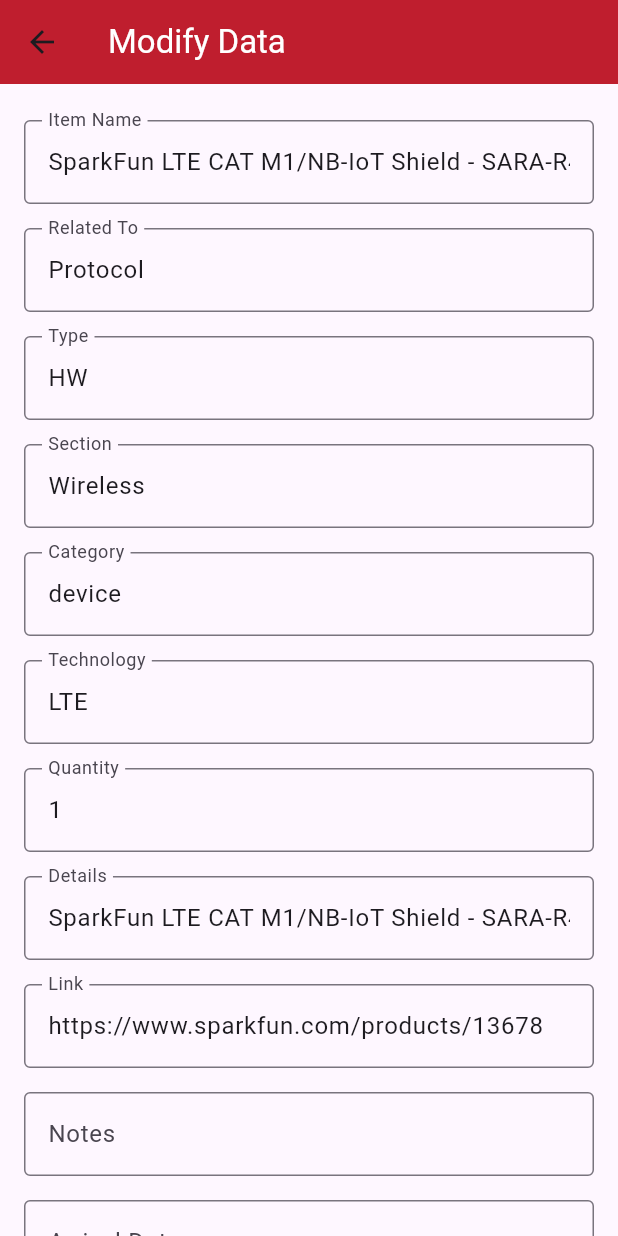
After one commit to MohamedSalahElden/ETCS_lab, a Flutter app: the ModifyDataScreen screen opened directly, on a phone screen of 412 x 824 dp. The commit adds this screen. Run offline on Flutter 3.47's test engine with Material 3 defaults, Android fonts, the phone set to English and light mode, and no system bars; our stand-ins replace cloud_firestore, firebase_auth, firebase_core, fluttertoast; missing offline and left inert: fuzzy, mobile_scanner; accounts and stored records are empty; network calls fail.

Commit message:
add item details and instance details

```diff
--- a/lib/home/home.dart
+++ b/lib/home/home.dart
@@ -1,6 +1,8 @@
 
 
 import 'package:etcs_lab_manager/home/subpages/about.dart';
+import 'package:etcs_lab_manager/home/subpages/itemDetailsTable.dart';
+import 'package:etcs_lab_manager/home/subpages/itemEditing.dart';
 import 'package:etcs_lab_manager/home/subpages/myItems.dart';
 import 'package:etcs_lab_manager/home/subpages/scan.dart';
 import 'package:etcs_lab_manager/home/subpages/search.dart';
@@ -203,6 +205,8 @@
                 Navigator.push(
                   context,
                   MaterialPageRoute(builder: (context) =>  AboutPage()),
+                  // MaterialPageRoute(builder: (context) =>  ModifyDataScreen()),
+                  // MaterialPageRoute(builder: (context) =>  ItemDetailsTable()),
                 );
               },
             ),
--- /dev/null
+++ b/lib/home/subpages/itemEditing.dart
@@ -0,0 +1,205 @@
+import 'package:flutter/material.dart';
+
+class ModifyDataScreen extends StatefulWidget {
+  @override
+  _ModifyDataScreenState createState() => _ModifyDataScreenState();
+}
+
+class _ModifyDataScreenState extends State<ModifyDataScreen> {
+  final _formKey = GlobalKey<FormState>();
+
+  // Example data to populate fields
+  Map<String, dynamic> data = {
+    "item id": "3a30cf0fe88e",
+    "item name": "SparkFun LTE CAT M1/NB-IoT Shield - SARA-R4",
+    "related to": "Protocol",
+    "type": "HW",
+    "section": "Wireless",
+    "category": "device",
+    "technology": "LTE",
+    "quantity": 1,
+    "details": "SparkFun LTE CAT M1/NB-IoT Shield - SARA-R4",
+    "model": "",
+    "link": "https://www.sparkfun.com/products/13678",
+    "total price": "",
+    "notes": "",
+    "arrival date": "",
+    "instances": {
+      "3a30cf0fe88e0101": {
+        "working_status": "working",
+        "status": "available",
+        "labeled": "false",
+        "location": "",
+        "borrowed_by": "",
+        "date_borrowed": "",
+      }
+    }
+  };
+
+  // Controllers for the fields
+  final TextEditingController itemNameController = TextEditingController();
+  final TextEditingController relatedToController = TextEditingController();
+  final TextEditingController typeController = TextEditingController();
+  final TextEditingController sectionController = TextEditingController();
+  final TextEditingController categoryController = TextEditingController();
+  final TextEditingController technologyController = TextEditingController();
+  final TextEditingController quantityController = TextEditingController();
+  final TextEditingController detailsController = TextEditingController();
+  final TextEditingController linkController = TextEditingController();
+  final TextEditingController notesController = TextEditingController();
+  final TextEditingController arrivalDateController = TextEditingController();
+
+  // Instance-specific fields
+  String workingStatus = "working";
+  String status = "available";
+
+  @override
+  void initState() {
+    super.initState();
+    // Initialize controllers with default data
+    itemNameController.text = data["item name"];
+    relatedToController.text = data["related to"];
+    typeController.text = data["type"];
+    sectionController.text = data["section"];
+    categoryController.text = data["category"];
+    technologyController.text = data["technology"];
+    quantityController.text = data["quantity"].toString();
+    detailsController.text = data["details"];
+    linkController.text = data["link"];
+    notesController.text = data["notes"];
+    arrivalDateController.text = data["arrival date"];
+    workingStatus = data["instances"]["3a30cf0fe88e0101"]["working_status"];
+    status = data["instances"]["3a30cf0fe88e0101"]["status"];
+  }
+
+  @override
+  void dispose() {
+    // Dispose controllers when done
+    itemNameController.dispose();
+    relatedToController.dispose();
+    typeController.dispose();
+    sectionController.dispose();
+    categoryController.dispose();
+    technologyController.dispose();
+    quantityController.dispose();
+    detailsController.dispose();
+    linkController.dispose();
+    notesController.dispose();
+    arrivalDateController.dispose();
+    super.dispose();
+  }
+
+  void applyChanges() {
+    if (_formKey.currentState!.validate()) {
+      setState(() {
+        data["item name"] = itemNameController.text;
+        data["related to"] = relatedToController.text;
+        data["type"] = typeController.text;
+        data["section"] = sectionController.text;
+        data["category"] = categoryController.text;
+        data["technology"] = technologyController.text;
+        data["quantity"] = int.tryParse(quantityController.text) ?? 0;
+        data["details"] = detailsController.text;
+        data["link"] = linkController.text;
+        data["notes"] = notesController.text;
+        data["arrival date"] = arrivalDateController.text;
+        data["instances"]["3a30cf0fe88e0101"]["working_status"] = workingStatus;
+        data["instances"]["3a30cf0fe88e0101"]["status"] = status;
+      });
+
+      ScaffoldMessenger.of(context).showSnackBar(
+        SnackBar(content: Text('Changes applied successfully!')),
+      );
+    }
+  }
+
+  @override
+  Widget build(BuildContext context) {
+    return Scaffold(
+      appBar: AppBar(title: Text('Modify Data', style: TextStyle(color: Colors.white),) , backgroundColor: const Color(0xffbf1e2e) ,) ,
+      body: SingleChildScrollView(
+        padding: EdgeInsets.all(16.0),
+        child: Form(
+          key: _formKey,
+          child: Column(
+            children: [
+              buildTextField("Item Name", itemNameController),
+              buildTextField("Related To", relatedToController),
+              buildTextField("Type", typeController),
+              buildTextField("Section", sectionController),
+              buildTextField("Category", categoryController),
+              buildTextField("Technology", technologyController),
+              buildTextField("Quantity", quantityController, keyboardType: TextInputType.number),
+              buildTextField("Details", detailsController),
+              buildTextField("Link", linkController),
+              buildTextField("Notes", notesController),
+              buildTextField("Arrival Date", arrivalDateController),
+              SizedBox(height: 16),
+              DropdownButtonFormField<String>(
+                value: workingStatus,
+                decoration: InputDecoration(labelText: "Working Status"),
+                items: ["working", "not working", "needs repair"]
+                    .map((status) => DropdownMenuItem(
+                          value: status,
+                          child: Text(status),
+                        ))
+                    .toList(),
+                onChanged: (value) {
+                  setState(() {
+                    workingStatus = value!;
+                  });
+                },
+              ),
+              SizedBox(height: 16),
+              DropdownButtonFormField<String>(
+                value: status,
+                decoration: InputDecoration(labelText: "Status"),
+                items: ["available", "borrowed", "reserved"]
+                    .map((status) => DropdownMenuItem(
+                          value: status,
+                          child: Text(status),
+                        ))
+                    .toList(),
+                onChanged: (value) {
+                  setState(() {
+                    status = value!;
+                  });
+                },
+              ),
+              SizedBox(height: 20),
+              ElevatedButton(
+                onPressed: applyChanges,
+                child: Text("Apply Changes" , style: TextStyle(color: Colors.white),),
+                style: ElevatedButton.styleFrom(
+                  backgroundColor: Color.fromARGB(255, 42, 153, 27),
+                  minimumSize: Size(double.infinity, 50),
+                  textStyle: TextStyle(fontSize: 18),
+                ),
+              ),
+            ],
+          ),
+        ),
+      ),
+    );
+  }
+
+  Widget buildTextField(String label, TextEditingController controller, {TextInputType keyboardType = TextInputType.text}) {
+    return Padding(
+      padding: const EdgeInsets.symmetric(vertical: 8.0),
+      child: TextFormField(
+        controller: controller,
+        decoration: InputDecoration(
+          labelText: label,
+          border: OutlineInputBorder(),
+        ),
+        keyboardType: keyboardType,
+        validator: (value) {
+          if (value == null || value.isEmpty) {
+            return 'Please enter $label';
+          }
+          return null;
+        },
+      ),
+    );
+  }
+}
--- a/lib/signin_up/data/data.dart
+++ b/lib/signin_up/data/data.dart
@@ -278,6 +278,9 @@
   }
 
   Future<void> getActions(String componentCode) async {
+    itemActions = [];
+    // notifyListeners();
+
     DocumentSnapshot documentSnapshot =
         await _firestore.collection("actions").doc(componentCode).get();
 
```
Also changed, not shown: lib/home/itemDetailsPage.dart (added, +201 -0 lines), lib/home/subpages/actionHistoryPage.dart (+111 -91 lines), lib/home/subpages/itemActions.dart (+20 -6 lines).
